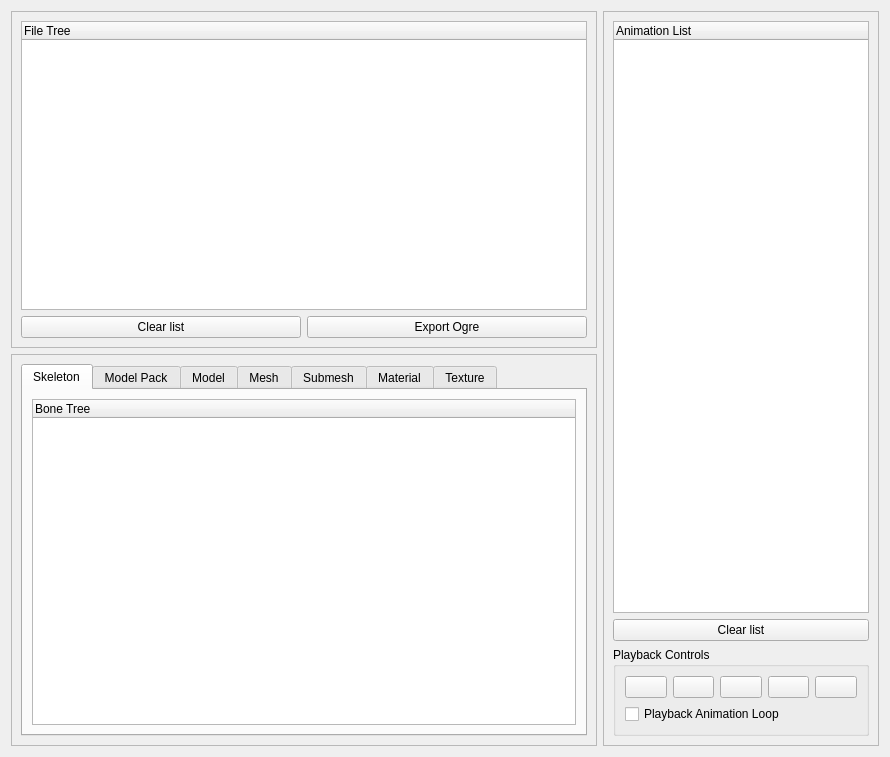
The window that LibXenoverse/xenoviewer/MainViewer.ui (DarioSamo/LibXenoverse) describes before a commit, drawn with Qt 5.
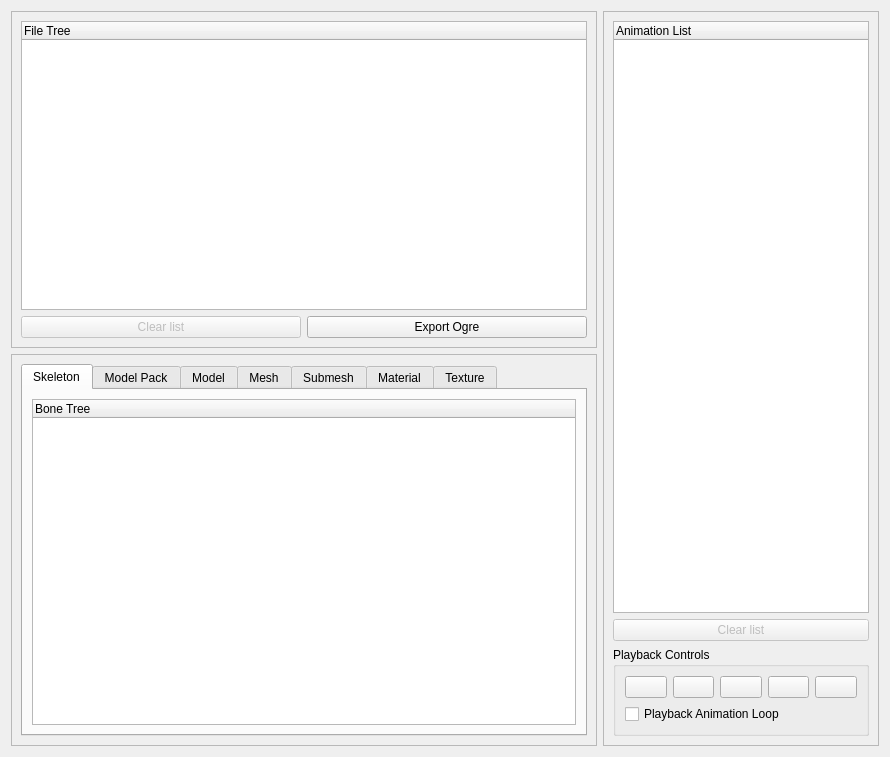
The same window after the commit. Icons and pictures are not drawn. Custom widgets are drawn as their Qt base class.

```diff
--- a/LibXenoverse/xenoviewer/MainViewer.ui
+++ b/LibXenoverse/xenoviewer/MainViewer.ui
@@ -68,6 +68,9 @@
          <layout class="QHBoxLayout" name="horizontalLayout_6">
           <item>
            <widget class="QPushButton" name="ClearFileTreeButton">
+            <property name="enabled">
+             <bool>false</bool>
+            </property>
             <property name="text">
              <string>Clear list</string>
             </property>
@@ -341,6 +344,9 @@
       </item>
       <item>
        <widget class="QPushButton" name="ClearAnimationListButton">
+        <property name="enabled">
+         <bool>false</bool>
+        </property>
         <property name="text">
          <string>Clear list</string>
         </property>
```
